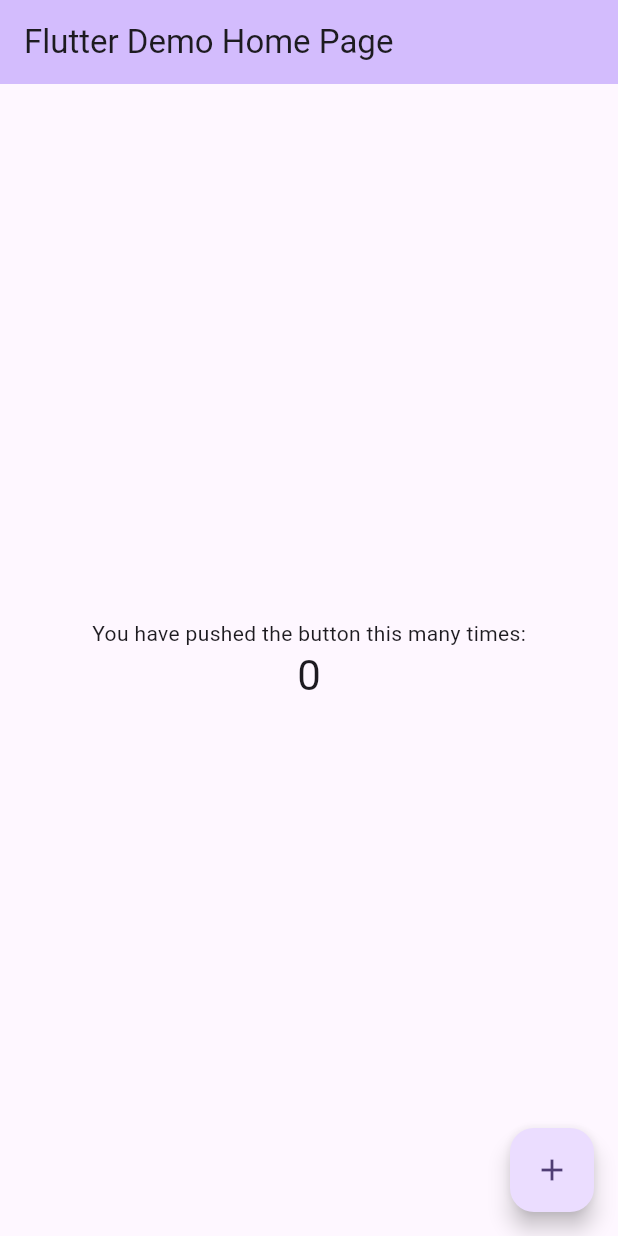
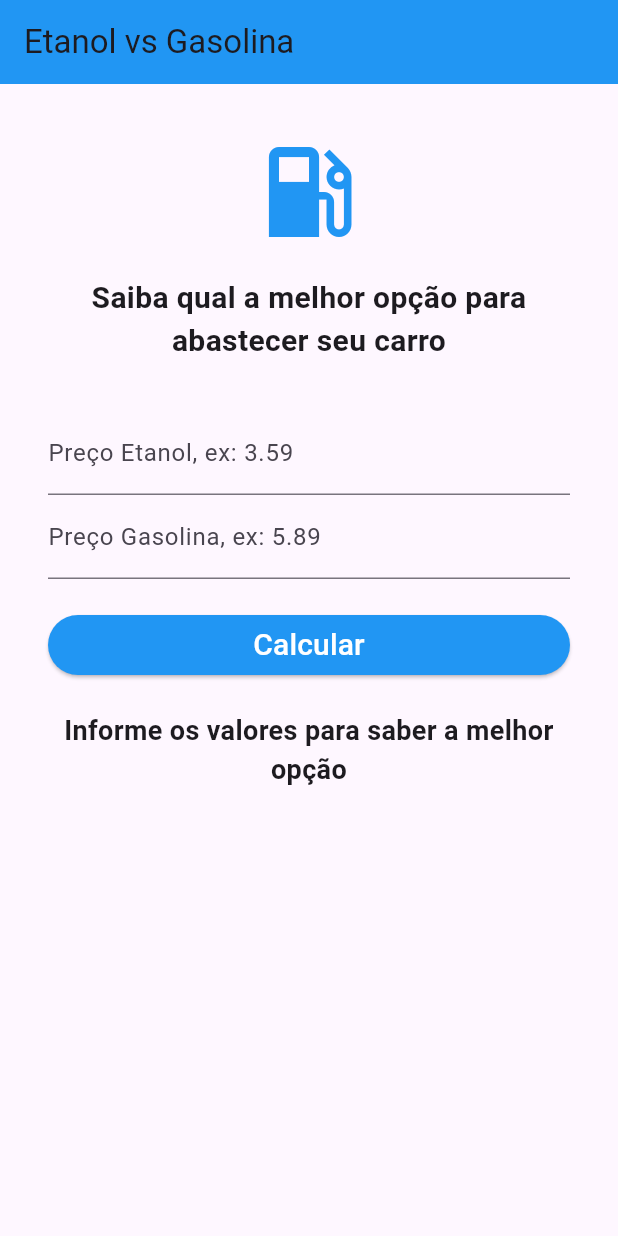
Before and after one commit to tay695/Atividades-de-mobile, a Flutter app: the screen it shows after launch, on a phone screen of 412 x 824 dp. Run offline on Flutter 3.47's test engine with Material 3 defaults, Android fonts, the phone set to English and light mode, and no system bars; missing offline and left inert: dart:ffi.

Commit message:
entrada de dados

```diff
--- a/entrada_dados/lib/main.dart
+++ b/entrada_dados/lib/main.dart
@@ -1,122 +1,113 @@
 import 'package:flutter/material.dart';
 
 void main() {
-  runApp(const MyApp());
+  runApp(
+    const MaterialApp(
+      home: CalculadoraCombustivel(),
+      debugShowCheckedModeBanner: false,
+    ),
+  );
 }
 
-class MyApp extends StatelessWidget {
-  const MyApp({super.key});
+class CalculadoraCombustivel extends StatefulWidget {
+  const CalculadoraCombustivel({super.key});
 
-  // This widget is the root of your application.
   @override
-  Widget build(BuildContext context) {
-    return MaterialApp(
-      title: 'Flutter Demo',
-      theme: ThemeData(
-        // This is the theme of your application.
-        //
-        // TRY THIS: Try running your application with "flutter run". You'll see
-        // the application has a purple toolbar. Then, without quitting the app,
-        // try changing the seedColor in the colorScheme below to Colors.green
-        // and then invoke "hot reload" (save your changes or press the "hot
-        // reload" button in a Flutter-supported IDE, or press "r" if you used
-        // the command line to start the app).
-        //
-        // Notice that the counter didn't reset back to zero; the application
-        // state is not lost during the reload. To reset the state, use hot
-        // restart instead.
-        //
-        // This works for code too, not just values: Most code changes can be
-        // tested with just a hot reload.
-        colorScheme: .fromSeed(seedColor: Colors.deepPurple),
-      ),
-      home: const MyHomePage(title: 'Flutter Demo Home Page'),
-    );
-  }
+  State<CalculadoraCombustivel> createState() => _CalculadoraCombustivelState();
 }
 
-class MyHomePage extends StatefulWidget {
-  const MyHomePage({super.key, required this.title});
+class _CalculadoraCombustivelState extends State<CalculadoraCombustivel> {
+  final TextEditingController _controllerAlcool = TextEditingController();
+  final TextEditingController _controllerGasolina = TextEditingController();
+  String _resultado = "Informe os valores para saber a melhor opção";
 
-  // This widget is the home page of your application. It is stateful, meaning
-  // that it has a State object (defined below) that contains fields that affect
-  // how it looks.
+  void _calcular() {
+    double? precoAlcool = double.tryParse(
+      _controllerAlcool.text.replaceAll(',', '.'),
+    );
+    double? precoGasolina = double.tryParse(
+      _controllerGasolina.text.replaceAll(',', '.'),
+    );
 
-  // This class is the configuration for the state. It holds the values (in this
-  // case the title) provided by the parent (in this case the App widget) and
-  // used by the build method of the State. Fields in a Widget subclass are
-  // always marked "final".
-
-  final String title;
-
-  @override
-  State<MyHomePage> createState() => _MyHomePageState();
-}
-
-class _MyHomePageState extends State<MyHomePage> {
-  int _counter = 0;
-
-  void _incrementCounter() {
-    setState(() {
-      // This call to setState tells the Flutter framework that something has
-      // changed in this State, which causes it to rerun the build method below
-      // so that the display can reflect the updated values. If we changed
-      // _counter without calling setState(), then the build method would not be
-      // called again, and so nothing would appear to happen.
-      _counter++;
-    });
+    if (precoAlcool == null || precoGasolina == null) {
+      setState(() {
+        _resultado = "Por favor, digite valores válidos e maiores que 0.";
+      });
+      return;
+    }
+    if ((precoAlcool / precoGasolina) >= 0.7) {
+      setState(() {
+        _resultado = "Melhor abastecer com GASOLINA";
+      });
+    } else {
+      setState(() {
+        _resultado = "Melhor abastecer com ETANOL";
+      });
+    }
   }
 
   @override
   Widget build(BuildContext context) {
-    // This method is rerun every time setState is called, for instance as done
-    // by the _incrementCounter method above.
-    //
-    // The Flutter framework has been optimized to make rerunning build methods
-    // fast, so that you can just rebuild anything that needs updating rather
-    // than having to individually change instances of widgets.
     return Scaffold(
       appBar: AppBar(
-        // TRY THIS: Try changing the color here to a specific color (to
-        // Colors.amber, perhaps?) and trigger a hot reload to see the AppBar
-        // change color while the other colors stay the same.
-        backgroundColor: Theme.of(context).colorScheme.inversePrimary,
-        // Here we take the value from the MyHomePage object that was created by
-        // the App.build method, and use it to set our appbar title.
-        title: Text(widget.title),
+        title: const Text("Etanol vs Gasolina"),
+        backgroundColor: Colors.blue,
       ),
-      body: Center(
-        // Center is a layout widget. It takes a single child and positions it
-        // in the middle of the parent.
+      body: SingleChildScrollView(
+        padding: const EdgeInsets.all(32),
         child: Column(
-          // Column is also a layout widget. It takes a list of children and
-          // arranges them vertically. By default, it sizes itself to fit its
-          // children horizontally, and tries to be as tall as its parent.
-          //
-          // Column has various properties to control how it sizes itself and
-          // how it positions its children. Here we use mainAxisAlignment to
-          // center the children vertically; the main axis here is the vertical
-          // axis because Columns are vertical (the cross axis would be
-          // horizontal).
-          //
-          // TRY THIS: Invoke "debug painting" (choose the "Toggle Debug Paint"
-          // action in the IDE, or press "p" in the console), to see the
-          // wireframe for each widget.
-          mainAxisAlignment: .center,
+          crossAxisAlignment: CrossAxisAlignment.stretch,
           children: [
-            const Text('You have pushed the button this many times:'),
-            Text(
-              '$_counter',
-              style: Theme.of(context).textTheme.headlineMedium,
+            const Icon(Icons.local_gas_station, size: 80, color: Colors.blue),
+            const Padding(
+              padding: EdgeInsets.only(bottom: 32, top: 16),
+              child: Text(
+                "Saiba qual a melhor opção para abastecer seu carro",
+                style: TextStyle(fontSize: 20, fontWeight: FontWeight.bold),
+                textAlign: TextAlign.center,
+              ),
+            ),
+            // Campo Etanol
+            TextField(
+              keyboardType: TextInputType.number,
+              decoration: const InputDecoration(
+                labelText: "Preço Etanol, ex: 3.59",
+              ),
+              controller: _controllerAlcool,
+            ),
+            // Campo Gasolina
+            TextField(
+              keyboardType: TextInputType.number,
+              decoration: const InputDecoration(
+                labelText: "Preço Gasolina, ex: 5.89",
+              ),
+              controller: _controllerGasolina,
+            ),
+            Padding(
+              padding: const EdgeInsets.only(top: 20),
+              child: ElevatedButton(
+                onPressed: _calcular,
+                style: ElevatedButton.styleFrom(backgroundColor: Colors.blue),
+                child: const Text(
+                  "Calcular",
+                  style: TextStyle(color: Colors.white, fontSize: 20),
+                ),
+              ),
+            ),
+            Padding(
+              padding: const EdgeInsets.only(top: 20),
+              child: Text(
+                _resultado,
+                style: const TextStyle(
+                  fontSize: 18,
+                  fontWeight: FontWeight.bold,
+                ),
+                textAlign: TextAlign.center,
+              ),
             ),
           ],
         ),
       ),
-      floatingActionButton: FloatingActionButton(
-        onPressed: _incrementCounter,
-        tooltip: 'Increment',
-        child: const Icon(Icons.add),
-      ),
     );
   }
 }
--- a/entrada_dados/pubspec.yaml
+++ b/entrada_dados/pubspec.yaml
@@ -58,9 +58,8 @@ flutter:
   uses-material-design: true
 
   # To add assets to your application, add an assets section, like this:
-  # assets:
-  #   - images/a_dot_burr.jpeg
-  #   - images/a_dot_ham.jpeg
+  assets:
+    - images/image.png
 
   # An image asset can refer to one or more resolution-specific "variants", see
   # https://flutter.dev/to/resolution-aware-images
```
Also changed, not shown: entrada_dados/lib/enter_data.dart (added, +55 -0 lines), entrada_dados/images/image.png (added).
